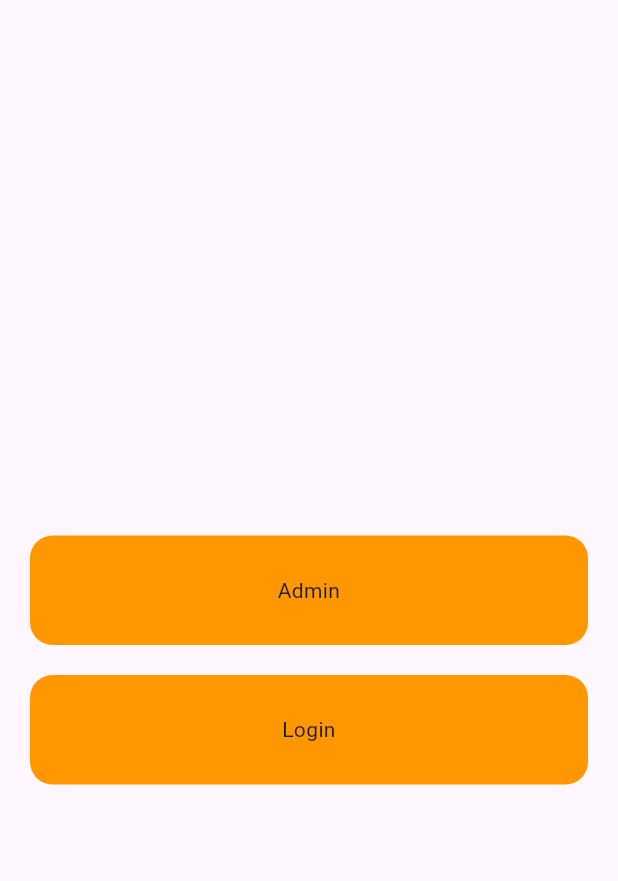
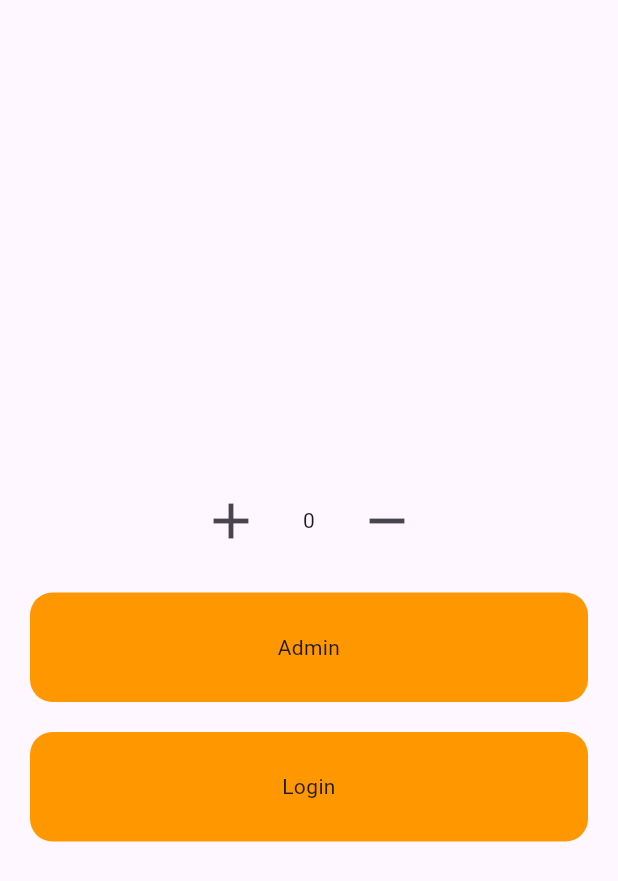
Before and after one commit to Esra2-Abdelltif/Getx-Flutter-, a Flutter app: the screen it shows after launch, on a phone screen of 412 x 824 dp. Shown: the top 881 px of the screen. Run offline on Flutter 3.47's test engine with Material 3 defaults, Android fonts, the phone set to English and light mode, and no system bars; our stand-ins replace device_preview, get, shared_preferences.

Commit message:
GetxServices And GetView

```diff
--- a/lib/view/screens/home_screen/login_screen.dart
+++ b/lib/view/screens/home_screen/login_screen.dart
@@ -1,20 +1,46 @@
 import 'package:flutter/material.dart';
 import 'package:get/get.dart';
 import 'package:getx/main.dart';
+import 'package:getx/services/setting_service.dart';
 import 'package:getx/view/widget/custom_button.dart';
 
-class LoginScreen extends StatelessWidget {
+class LoginScreen extends GetView<SettingService> {
   const LoginScreen({super.key});
 
   @override
   Widget build(BuildContext context) {
+    //SettingService c=Get.find();
     return Scaffold(
       appBar: AppBar(),
       body: Padding(
         padding: const EdgeInsets.all(20.0),
         child: Column(
           mainAxisAlignment: MainAxisAlignment.center,
+
           children: [
+            GetX<SettingService>(
+                builder: (controller){
+                  return   Center(
+                    child: Row(
+                      mainAxisAlignment: MainAxisAlignment.center,
+                      children: [
+                        IconButton(onPressed: (){
+                          controller.increase();
+                        }, icon:const Icon(Icons.add,size: 40,)),
+                        const SizedBox(width: 20,),
+                        Text("${controller.counter}"),
+                        const SizedBox(width: 20,),
+
+                        IconButton(onPressed: (){
+                          controller.decrement();
+                        }, icon:const Icon(Icons.remove,size: 40,)),
+
+                      ],
+                    ),
+                  );
+                })
+            ,
+            const SizedBox(height: 20,),
             CustomButton(
               text: "Admin",
               onTap: () {
```
Also changed, not shown: lib/main.dart (+11 -4 lines), lib/services/setting_service.dart (added, +24 -0 lines).
